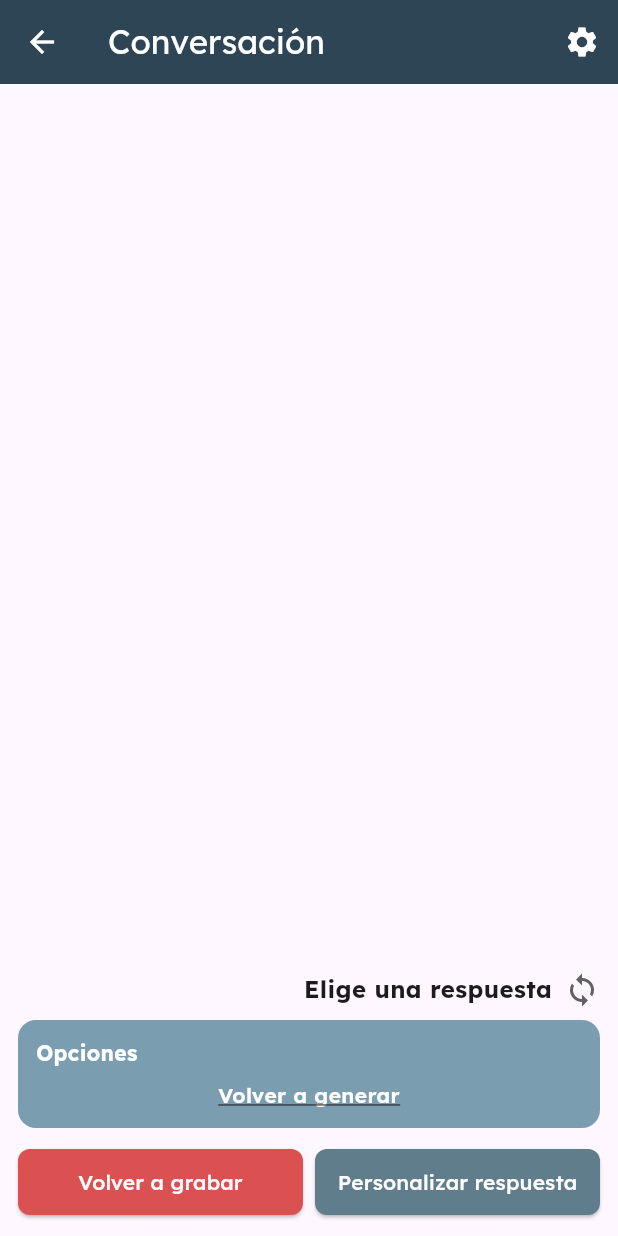
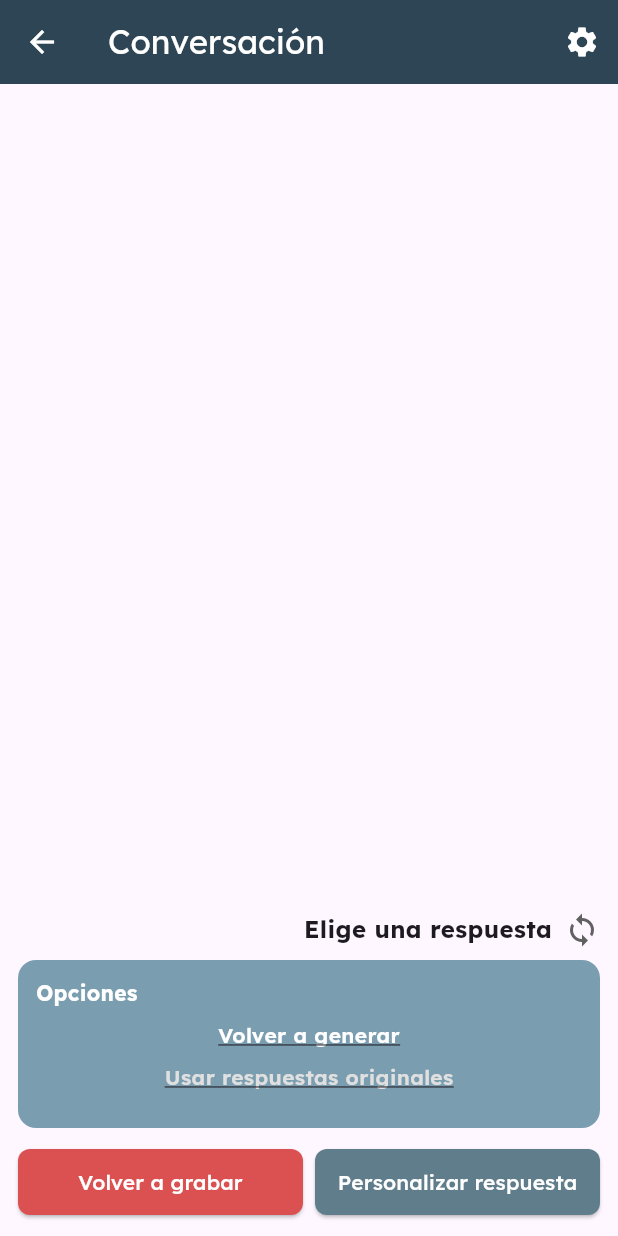
Before and after one commit to QuipuTalk/mobile, a Flutter app: the AnswerScreen screen opened directly with empty values, after a tap on "Volver a generar", on a phone screen of 412 x 824 dp. Run offline on Flutter 3.47's test engine with Material 3 defaults, Android fonts, the light colour scheme and no system bars; our stand-ins replace camera, connectivity_plus, flutter_tts, permission_handler, shared_preferences, speech_to_text and 1 more; missing offline and left inert: video_trimmer; accounts and stored records are empty; network calls fail.

Commit message:
feat: US 30 confirmacion de respuesta generadas

```diff
--- a/lib/screens/answer/answer_screen.dart
+++ b/lib/screens/answer/answer_screen.dart
@@ -46,7 +46,11 @@ class _AnswerScreenState extends State<AnswerScreen> {
   bool isCustomizingResponse = false;
   String? selectedVoiceName;
   final TextEditingController _responseController = TextEditingController();
-  List<String> suggestedReplies = [];
+
+  List<String> suggestedReplies = []; // Estas son las que se muestran en la UI
+  List<String> _originalSuggestedReplies = []; // Para guardar las originales antes de regenerar
+  bool _areRepliesRegenerated = false; // True si suggestedReplies son regeneradas
+
   bool isLoadingReplies = false;
   String communicationStyle = 'neutral';
   bool isRecordingCancelled = false;
@@ -61,18 +65,15 @@ class _AnswerScreenState extends State<AnswerScreen> {
     _loadCommunicationStyle();
     flutterTts.setCompletionHandler(() => onTtsComplete());
 
-    // Log para verificar si sessionId se pasó correctamente
     log("Session ID: ${widget.sessionId}");
 
-    // Agregar el mensaje inicial al historial de mensajes
     if (widget.initialMessage.isNotEmpty) {
-      _addMessageAndGetSuggestedReplies(
+      _addMessageAndGetInitialSuggestedReplies( // Cambiado para claridad y UH-30
         widget.initialMessage,
         MessageType.signLanguage,
       );
     }
 
-    // Programa el scroll al final después de que el widget se construya
     WidgetsBinding.instance.addPostFrameCallback((_) {
       _scrollToBottom();
     });
@@ -81,77 +82,133 @@ class _AnswerScreenState extends State<AnswerScreen> {
   @override
   void dispose() {
     _scrollController.dispose();
-    flutterTts.stop(); // Detener el TTS cuando la pantalla se destruya
+    flutterTts.stop();
     super.dispose();
   }
 
   @override
   void didChangeDependencies() {
     super.didChangeDependencies();
-    _loadVoicePreference(); // Recargar preferencias si las dependencias cambian
+    _loadVoicePreference();
   }
 
   void _addMessage(String text, MessageType type) {
     _conversationService.addMessage(text, type);
-    // Programa el scroll al final después de que se actualice el estado
     WidgetsBinding.instance.addPostFrameCallback((_) {
       _scrollToBottom();
     });
   }
 
-  void _addMessageAndGetSuggestedReplies(String text, MessageType type) {
+  // Wrapper para la carga inicial de sugerencias (cuando llega un nuevo mensaje de señas)
+  void _addMessageAndGetInitialSuggestedReplies(String text, MessageType type) {
     _addMessage(text, type);
-    _getSuggestedReplies(text);
+    // Llama a fetch con isRegeneration: false para establecer nuevas originales
+    _fetchSuggestedReplies(text, isRegeneration: false);
   }
 
   void _addMessageAndHandleUserResponse(String text, MessageType type) {
     _addMessage(text, type);
     _handleUserResponse(text);
+    // Nota: Después de que el usuario envía una respuesta, si la IA responde y luego
+    // el usuario ingresa otro mensaje de señas, se llamará a
+    // _addMessageAndGetInitialSuggestedReplies, lo que reseteará _areRepliesRegenerated.
   }
 
-  Future<void> _getSuggestedReplies(String userMessage) async {
+  // Modificado para UH-30: renombrado y con parámetro isRegeneration
+  Future<void> _fetchSuggestedReplies(String userMessage, {bool isRegeneration = false}) async {
     setState(() {
       isLoadingReplies = true;
+      // Si NO es una regeneración, estamos obteniendo un conjunto fresco de sugerencias.
+      // Reseteamos el estado de regeneración y las originales.
+      if (!isRegeneration) {
+        _areRepliesRegenerated = false;
+        _originalSuggestedReplies = [];
+      }
+      // Si ES una regeneración, _areRepliesRegenerated ya fue puesto a true por el llamador,
+      // y _originalSuggestedReplies ya contiene las originales de la tanda actual.
+      // suggestedReplies = []; // Opcional: limpiar visualmente mientras carga
     });
 
-    await _loadCommunicationStyle(); // Asegurarse de tener el estilo de comunicación actualizado
+    await _loadCommunicationStyle();
 
-    List<String>? replies = await _backendService.getSuggestReplies(
+    List<String>? newReplies = await _backendService.getSuggestReplies(
       userMessage: userMessage,
       style: communicationStyle,
       sessionId: widget.sessionId,
     );
 
-    if (replies != null) {
+    if (mounted) { // Buena práctica
       setState(() {
-        suggestedReplies = replies;
+        if (newReplies != null) {
+          suggestedReplies = newReplies; // Actualizar las respuestas visibles
+          if (!isRegeneration) {
+            // Guardar estas como las "originales" para esta tanda
+            _originalSuggestedReplies = List.from(newReplies);
+          }
+          // Si es regeneración, _originalSuggestedReplies no se toca.
+        } else {
+          // Manejar error, por ejemplo, limpiar sugerencias
+          suggestedReplies = [];
+          if (!isRegeneration) {
+            _originalSuggestedReplies = [];
+          }
+        }
         isLoadingReplies = false;
       });
-    } else {
-      isLoadingReplies = false; // ocultar indicador si hay un error
     }
   }
 
-  void _handleUserResponse(String responseText) async {
-    _conversationService.addMessage(responseText, MessageType.user);
+  // Para UH-30 Escenario 1: Confirmación de respuestas regeneradas
+  void _confirmAndSendRegeneratedReply(String reply) {
+    showDialog(
+      context: context,
+      builder: (BuildContext context) {
+        return AlertDialog(
+          title: const Text('Confirmar Envío'),
+          content: Text('¿Deseas enviar la respuesta: "$reply"?'),
+          actions: <Widget>[
+            TextButton(
+              child: const Text('Cancelar', style: TextStyle(color: Colors.redAccent)),
+              onPressed: () {
+                Navigator.of(context).pop();
+              },
+            ),
+            TextButton(
+              child: const Text('Enviar', style: TextStyle(color: Colors.blueAccent)),
+              onPressed: () {
+                Navigator.of(context).pop(); // Cerrar diálogo
+                _addMessageAndHandleUserResponse(reply, MessageType.user);
+                ConversationNavigator.navigateToResponseDisplay(context, reply);
+                // Nota: _areRepliesRegenerated sigue siendo true. Si el usuario quiere regenerar OTRA VEZ
+                // antes de un nuevo mensaje de señas, se basará en las mismas _originalSuggestedReplies.
+                // Se reseteará a false cuando llegue un nuevo mensaje de señas (_addMessageAndGetInitialSuggestedReplies).
+              },
+            ),
+          ],
+        );
+      },
+    );
+  }
 
-    // Enviar la respuesta del usuario al backend
+  Future<void> _handleUserResponse(String responseText) async {
+    // _conversationService.addMessage(responseText, MessageType.user); // Ya se añade en _addMessageAndHandleUserResponse
+
     bool success = await _backendService.sendUserResponse(
       userResponse: responseText,
       sessionId: widget.sessionId,
     );
 
     if (success) {
-      // Navegar a la siguiente pantalla o actualizar la UI según sea necesario
-      Navigator.push(
-        context,
-        MaterialPageRoute(
-          builder: (context) => ResponseDisplayScreen(response: responseText),
-        ),
-      );
+      // La navegación ya se hace en el onTap de OptionWidget y en _confirmAndSendRegeneratedReply
+      // Navigator.push(
+      //   context,
+      //   MaterialPageRoute(
+      //     builder: (context) => ResponseDisplayScreen(response: responseText),
+      //   ),
+      // );
     } else {
-      // Manejar el error según sea necesario
       print("Error al enviar la respuesta del usuario al backend");
+      // Considerar mostrar un SnackBar o mensaje de error al usuario
     }
   }
 
@@ -171,7 +228,6 @@ class _AnswerScreenState extends State<AnswerScreen> {
   Future<void> _loadVoicePreference() async {
     final prefs = await SharedPreferences.getInstance();
     setState(() {
-      // Si no hay preferencia guardada, usa la voz masculina por defecto
       selectedVoiceName = prefs.getString('voice_name') ?? 'es-es-x-eef-local';
     });
   }
@@ -182,10 +238,9 @@ class _AnswerScreenState extends State<AnswerScreen> {
       context,
       MaterialPageRoute(builder: (context) => const SettingsScreen()),
     );
-    await _loadVoicePreference(); // Recargar la preferencia después de regresar
+    await _loadVoicePreference();
   }
 
-  // Método para hacer scroll hasta el final
   void _scrollToBottom() {
     if (_scrollController.hasClients) {
       _scrollController.animateTo(
@@ -198,33 +253,26 @@ class _AnswerScreenState extends State<AnswerScreen> {
 
   Future<void> _playText(String text, int index) async {
     if (playingIndex == index) {
-      // Si el índice del mensaje es el mismo, detén la reproducción
       await flutterTts.stop();
       setState(() {
-        playingIndex = null; // No hay ningún mensaje reproduciéndose
+        playingIndex = null;
       });
       return;
     }
-
     try {
-      // Configurar la voz según la preferencia guardada
       String locale =
           predefinedVoices[selectedVoiceName]?['locale'] ?? 'es-ES';
-
       await flutterTts.setLanguage(locale);
       await flutterTts.setVoice({
         'name': selectedVoiceName!,
         'locale': locale,
       });
-
       await flutterTts.setSpeechRate(0.5);
       await flutterTts.setPitch(1.0);
       await flutterTts.setVolume(1.0);
-
       setState(() {
-        playingIndex = index; // Actualiza el índice del mensaje que se está reproduciendo
+        playingIndex = index;
       });
-
       await flutterTts.speak(text);
     } catch (e) {
       print("Error al reproducir el texto: $e");
@@ -246,9 +294,7 @@ class _AnswerScreenState extends State<AnswerScreen> {
         actions: [
           IconButton(
             icon: const Icon(Icons.settings),
-            onPressed: () async {
-              _navigateToSettings();
-            },
+            onPressed: _navigateToSettings,
           ),
         ],
       ),
@@ -282,8 +328,8 @@ class _AnswerScreenState extends State<AnswerScreen> {
                   Expanded(
                     child: TextField(
                       controller: _responseController,
-                      maxLines: 5, // Permite que el TextField se expanda en líneas.
-                      minLines: 1, // Establece el mínimo número de líneas.
+                      maxLines: 5,
+                      minLines: 1,
                       decoration: InputDecoration(
                         hintText: 'Mensaje',
                         hintStyle: const TextStyle(color: Color(0xFFD9D9D9)),
@@ -322,21 +368,16 @@ class _AnswerScreenState extends State<AnswerScreen> {
                         if (_responseController.text.isNotEmpty) {
                           setState(() {
                             String responseText = _responseController.text;
-                            _addMessageAndHandleUserResponse(
+                            _addMessageAndHandleUserResponse( // Modificado para usar la función centralizada
                               responseText,
                               MessageType.user,
                             );
                             _responseController.clear();
                             isCustomizingResponse = false;
 
-                            Navigator.push(
+                            ConversationNavigator.navigateToResponseDisplay( // Asegurar navegación
                               context,
-                              MaterialPageRoute(
-                                builder: (context) =>
-                                    ResponseDisplayScreen(
-                                      response: responseText,
-                                    ),
-                              ),
+                              responseText,
                             );
                           });
                         }
@@ -363,8 +404,8 @@ class _AnswerScreenState extends State<AnswerScreen> {
                         ),
                       ),
                       const SizedBox(width: 8),
-                      Icon(
-                        Icons.sync,
+                      Icon( // Considerar cambiar este ícono o su lógica si es necesario
+                        Icons.sync, // Este ícono podría ser confuso ahora
                         color: Colors.grey[700],
                       ),
                     ],
@@ -377,7 +418,7 @@ class _AnswerScreenState extends State<AnswerScreen> {
                       borderRadius: BorderRadius.circular(12),
                     ),
                     constraints: const BoxConstraints(
-                      maxHeight: 250,
+                      maxHeight: 250, // Ajusta según sea necesario con los nuevos botones
                     ),
                     child: SingleChildScrollView(
                       child: Column(
@@ -403,6 +444,11 @@ class _AnswerScreenState extends State<AnswerScreen> {
                               OptionWidget(
                                 text: reply,
                                 onTap: () {
+                                  // UH-30 Condición para confirmación
+                                  if (_areRepliesRegenerated) {
+                                    _confirmAndSendRegeneratedReply(reply);
+                                  } else {
+                                    // Comportamiento original para respuestas no regeneradas
                                     _addMessageAndHandleUserResponse(
                                       reply,
                                       MessageType.user,
@@ -411,20 +457,25 @@ class _AnswerScreenState extends State<AnswerScreen> {
                                       context,
                                       reply,
                                     );
+                                  }
                                 },
                               ),
                               const SizedBox(height: 8),
                             ],
 
-                          //NUEVO BOTÓN "volver a generar"
+                          // Botón "Volver a generar"
                           Center(
                             child: GestureDetector(
-                              onTap: (){
+                              onTap: () {
                                 final lastSignLanguageMsg = _conversationService.messages.lastWhere(
                                       (msg) => msg.type == MessageType.signLanguage,
-                                  orElse: () => ChatMessage(widget.initialMessage, MessageType.signLanguage),
+                                  orElse: () => ChatMessage(widget.initialMessage, MessageType.signLanguage), // Fallback
                                 );
-                                _getSuggestedReplies(lastSignLanguageMsg.text);
+                                // UH-30: Marcar que estamos a punto de regenerar
+                                setState(() {
+                                  _areRepliesRegenerated = true;
+                                });
+                                _fetchSuggestedReplies(lastSignLanguageMsg.text, isRegeneration: true);
                               },
                               child: const Text(
                                 'Volver a generar',
@@ -436,7 +487,32 @@ class _AnswerScreenState extends State<AnswerScreen> {
                                 ),
                               ),
                             ),
-                          )
+                          ),
+                          const SizedBox(height: 8), // Espacio antes del nuevo botón
+
+                          // UH-30 Escenario 2: Botón para revertir a originales
+                          if (_areRepliesRegenerated) ...[
+                            Center(
+                              child: GestureDetector(
+                                onTap: () {
+                                  setState(() {
+                                    suggestedReplies = List.from(_originalSuggestedReplies);
+                                    _areRepliesRegenerated = false; // Ya no son regeneradas
+                                  });
+                                },
+                                child: const Text(
+                                  'Usar respuestas originales',
+                                  style: TextStyle(
+                                    fontSize: 14,
+                                    fontWeight: FontWeight.w600,
+                                    decoration: TextDecoration.underline,
+                                    color: Color(0xFFE0E0E0), // Un color diferente, ej. blanco más claro o un acento
+                                  ),
+                                ),
+                              ),
+                            ),
+                            const SizedBox(height: 12), // Espacio después del nuevo botón
+                          ]
                         ],
                       ),
                     ),
@@ -493,7 +569,6 @@ class _AnswerScreenState extends State<AnswerScreen> {
     );
   }
 
-  /// MÉTODO CON AJUSTES PARA EVITAR PROBLEMAS AL CANCELAR
   void _listen() async {
     if (!isListening) {
       bool available = await _speech.initialize(
@@ -509,13 +584,12 @@ class _AnswerScreenState extends State<AnswerScreen> {
       if (available) {
         setState(() {
           isListening = true;
-          isRecordingCancelled = false; // Reinicia el indicador
+          isRecordingCancelled = false;
         });
 
-        // Muestra el diálogo que permanece abierto hasta ACEPTAR o CANCELAR
         showDialog(
           context: context,
-          barrierDismissible: false, // Evitar que se cierre al tocar fuera del diálogo
+          barrierDismissible: false,
           builder: (context) {
             return AlertDialog(
               shape: RoundedRectangleBorder(
@@ -546,30 +620,28 @@ class _AnswerScreenState extends State<AnswerScreen> {
                 ],
               ),
               actions: [
-                // Botón Aceptar
                 TextButton(
                   onPressed: () {
                     setState(() {
                       isListening = false;
                     });
-                    _speech.stop(); // Detiene el reconocimiento
-                    Navigator.of(context).pop(); // Cierra el pop-up
+                    _speech.stop();
+                    Navigator.of(context).pop();
                   },
                   child: const Text(
                     "Aceptar",
                     style: TextStyle(color: Colors.blue),
                   ),
                 ),
-                // Botón Cancelar
                 TextButton(
                   onPressed: () {
                     setState(() {
                       isListening = false;
-                      isRecordingCancelled = true; // Indica que se canceló
-                      _responseController.clear(); // Limpia el texto
+                      isRecordingCancelled = true;
+                      _responseController.clear();
                     });
-                    _speech.stop(); // Detener el reconocimiento
-                    Navigator.of(context).pop(); // Cerrar el pop-up
+                    _speech.stop();
+                    Navigator.of(context).pop();
                   },
                   child: const Text(
                     "Cancelar",
@@ -581,14 +653,11 @@ class _AnswerScreenState extends State<AnswerScreen> {
           },
         );
 
-        // Aquí se inicia la escucha y se va capturando la voz
         _speech.listen(
           localeId: 'es_ES',
           onResult: (val) => setState(() {
             if (!isRecordingCancelled) {
               _responseController.text = val.recognizedWords;
-              // Antes se cerraba el pop-up de inmediato al reconocer algo;
-              // lo removimos para que no regrese a la pantalla anterior
             }
           }),
         );
```
Lines whose indentation alone changed are shown as unchanged.
